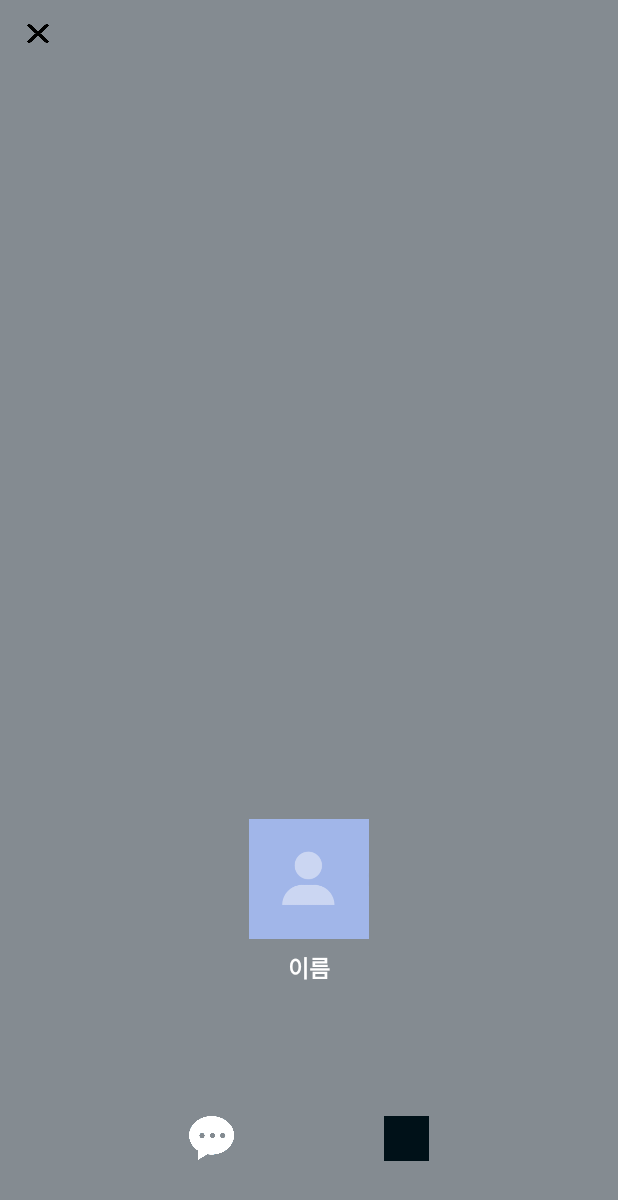
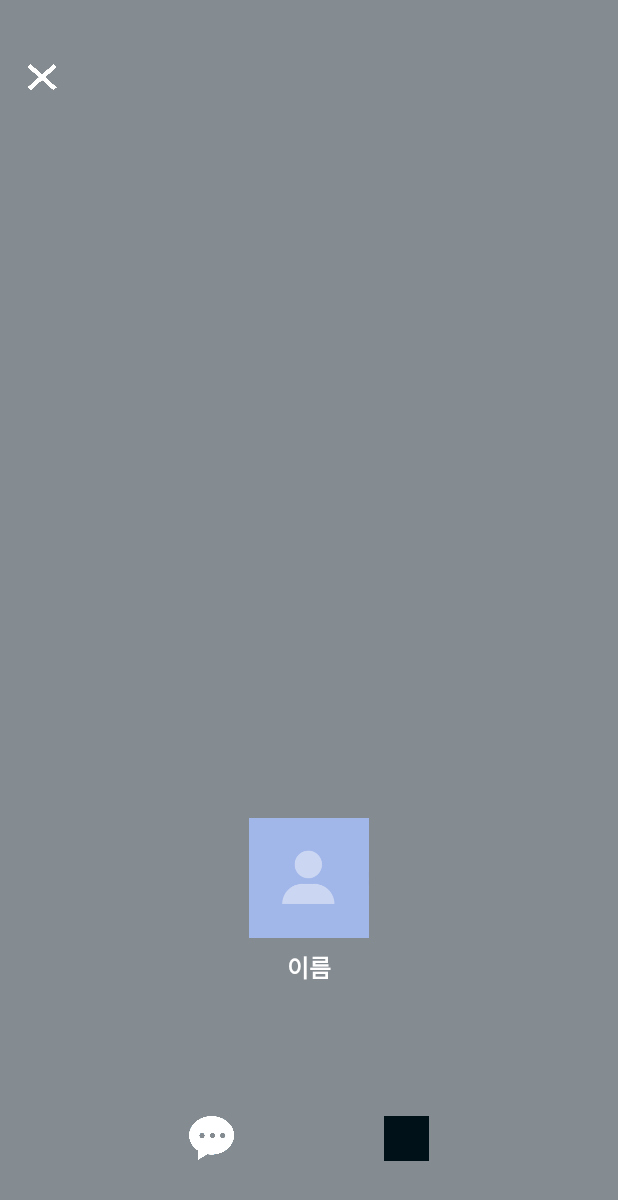
Before and after one commit to AnYeRim/ChattingApp, an Android app: the InfoActivity screen opened directly, with no data from a screen before it, on a phone screen of 412 x 824 dp. Shown: the top 1200 px of the screen. Run offline under Robolectric (Android 15) with nearby library versions, the light colour scheme and no system bars.

Commit message:
modify ui margin, padding etc..

```diff
--- a/app/src/main/AndroidManifest.xml
+++ b/app/src/main/AndroidManifest.xml
@@ -17,7 +17,7 @@
         android:label="@string/app_name"
         android:roundIcon="@mipmap/icon_main_round"
         android:supportsRtl="true"
-        android:theme="@style/Theme.ChattingApp.NoActionBar"
+        android:theme="@style/Theme.ChattingApp.NoActionBar_Default"
         android:networkSecurityConfig="@xml/network_security_config">
         <activity
             android:name=".View.Activity.SplashActivity"
@@ -30,16 +30,17 @@
             android:exported="false"/>
         <activity
             android:name=".View.Activity.RoomActivity"
+            android:theme="@style/Theme.ChattingApp.NoActionBar_Room"
             android:exported="false"/>
         <activity
             android:name=".View.Activity.InfoActivity"
+            android:theme="@style/Theme.ChattingApp.NoActionBar_Info"
             android:exported="false"/>
         <activity
             android:name=".View.Activity.PermissionActivity"
             android:exported="true">
             <intent-filter>
                 <action android:name="android.intent.action.MAIN" />
-
                 <category android:name="android.intent.category.LAUNCHER" />
             </intent-filter>
         </activity>
--- a/app/src/main/java/com/example/chattingapp/View/Activity/InfoActivity.java
+++ b/app/src/main/java/com/example/chattingapp/View/Activity/InfoActivity.java
@@ -1,6 +1,9 @@
 package com.example.chattingapp.View.Activity;
 
+import android.content.Context;
+import android.content.res.Configuration;
 import android.os.Bundle;
+import android.view.View;
 
 import androidx.appcompat.app.AppCompatActivity;
 
@@ -18,5 +21,28 @@
         binding = ActivityInfoBinding.inflate(getLayoutInflater());
         setContentView(binding.getRoot());
 
+        getWindow().getDecorView().setSystemUiVisibility(
+                View.SYSTEM_UI_FLAG_LAYOUT_STABLE
+                        | View.SYSTEM_UI_FLAG_LAYOUT_FULLSCREEN);
+
+        binding.imgBackground.setPadding(0,
+                getStatusBarHeight(this),
+                0,
+                0);
+
     }
+
+    public static int getStatusBarHeight(Context context) {
+        int screenSizeType = (context.getResources().getConfiguration().screenLayout & Configuration.SCREENLAYOUT_SIZE_MASK);
+        int statusbar = 0;
+
+        if(screenSizeType != Configuration.SCREENLAYOUT_SIZE_XLARGE) {
+            int resourceId = context.getResources().getIdentifier("status_bar_height", "dimen", "android");
+
+            if (resourceId > 0) { statusbar = context.getResources().getDimensionPixelSize(resourceId);
+            }
+        }
+        return statusbar;
+    }
+
 }
--- a/app/src/main/res/layout/activity_info.xml
+++ b/app/src/main/res/layout/activity_info.xml
@@ -8,11 +8,11 @@
 
     <LinearLayout
         android:layout_width="match_parent"
-        android:layout_height="48dp"
+        android:layout_height="55dp"
         android:orientation="horizontal"
-        android:paddingHorizontal="15dp"
-        android:paddingTop="10dp"
-        android:paddingBottom="13dp">
+        android:paddingHorizontal="18dp"
+        android:paddingTop="15dp"
+        android:paddingBottom="15dp">
 
         <ImageView
             android:id="@+id/btnCancle"
@@ -42,7 +42,7 @@
             android:background="@drawable/profile_default" />
 
         <TextView
-            style="@style/txtTitle3"
+            style="@style/txtTitle2"
             android:layout_width="wrap_content"
             android:layout_height="wrap_content"
             android:layout_gravity="center"
--- a/app/src/main/res/layout/fragment_friends.xml
+++ b/app/src/main/res/layout/fragment_friends.xml
@@ -10,7 +10,7 @@
         android:id="@+id/myInfo"
         layout="@layout/item_friends"
         android:layout_width="match_parent"
-        android:layout_height="wrap_content"/>
+        android:layout_height="wrap_content" />
 
     <View
         android:layout_width="match_parent"
--- a/app/src/main/res/layout/item_friends.xml
+++ b/app/src/main/res/layout/item_friends.xml
@@ -9,8 +9,8 @@
 
     <ImageView
         android:id="@+id/imgProfile"
-        android:layout_width="50dp"
-        android:layout_height="50dp"
+        android:layout_width="55dp"
+        android:layout_height="55dp"
         android:background="@drawable/profile_default"
         android:layout_marginRight="10dp"/>
 
@@ -25,7 +25,7 @@
         android:layout_width="wrap_content"
         android:layout_height="wrap_content"
         android:text="이름"
-        style="@style/txtTitle3"
+        style="@style/txtTitle2"
         android:singleLine="true"
         android:ellipsize="end"/>
 
--- a/app/src/main/res/values/colors.xml
+++ b/app/src/main/res/values/colors.xml
@@ -8,6 +8,7 @@
     <color name="black">#001118</color>
     <color name="white">#FFFFFFFF</color>
     <color name="light_main">#b2c7d9</color>
+    <color name="light_main2">#9aadbc</color>
     <color name="light_gray">#848b91</color>
 
     <color name="light_blue_600">#FF039BE5</color>
--- a/app/src/main/res/values/style.xml
+++ b/app/src/main/res/values/style.xml
@@ -3,7 +3,7 @@
 
     <style name="txtTitle1">
         <item name="android:textColor">@color/black</item>
-        <item name="android:textSize">22dp</item>
+        <item name="android:textSize">20dp</item>
     </style>
 
     <style name="txtContents1">
--- a/app/src/main/res/values/themes.xml
+++ b/app/src/main/res/values/themes.xml
@@ -11,7 +11,7 @@
         <!-- Customize your theme here. -->
     </style>
 
-    <style name="Theme.ChattingApp.NoActionBar" parent="Theme.MaterialComponents.DayNight.DarkActionBar">
+    <style name="Theme.ChattingApp.NoActionBar_Default" parent="Theme.MaterialComponents.DayNight.DarkActionBar">
         <!-- Primary brand color. -->
         <item name="colorPrimary">@color/main</item>
         <item name="colorPrimaryVariant">@color/white</item>
@@ -23,4 +23,31 @@
         <item name="windowActionBar">false</item>
         <item name="windowNoTitle">true</item>
     </style>
+
+    <style name="Theme.ChattingApp.NoActionBar_Room" parent="Theme.MaterialComponents.DayNight.DarkActionBar">
+        <!-- Primary brand color. -->
+        <item name="colorPrimary">@color/main</item>
+        <item name="colorPrimaryVariant">@color/light_main2</item>
+        <item name="colorOnPrimary">@color/white</item>
+        <!-- Status bar color. -->
+        <item name="android:statusBarColor" tools:targetApi="l">?attr/colorPrimaryVariant</item>
+        <item name="android:windowLightStatusBar" tools:targetApi="l">true</item>
+        <!-- Customize your theme here. -->
+        <item name="windowActionBar">false</item>
+        <item name="windowNoTitle">true</item>
+    </style>
+
+    <style name="Theme.ChattingApp.NoActionBar_Info" parent="Theme.MaterialComponents.DayNight.DarkActionBar">
+        <!-- Primary brand color. -->
+        <item name="colorPrimary">@color/main</item>
+        <item name="colorPrimaryVariant">@android:color/transparent</item>
+        <item name="colorOnPrimary">@color/white</item>
+        <!-- Status bar color. -->
+        <item name="android:statusBarColor" tools:targetApi="l">?attr/colorPrimaryVariant</item>
+        <item name="android:windowLightStatusBar" tools:targetApi="l">true</item>
+        <!-- Customize your theme here. -->
+        <item name="windowActionBar">false</item>
+        <item name="windowNoTitle">true</item>
+    </style>
+
 </resources>
```
Also changed, not shown: app/src/main/res/layout/activity_room.xml (+4 -4 lines), app/src/main/res/layout/title_bar.xml (+4 -4 lines), app/src/main/res/drawable/cancle.png.
